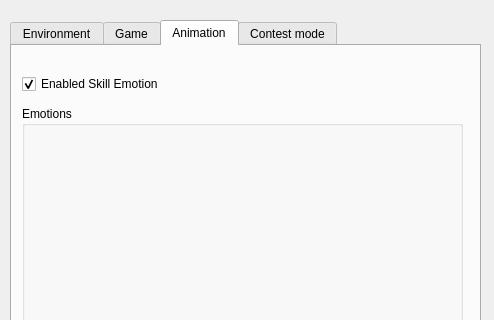
First picture: the form in src/dialog/configdialog.ui, repository wy19890204/Shuihusha, before the edit; both pictures show x 0 to 494 and y 0 to 320 of the 494 by 534 pixel window.
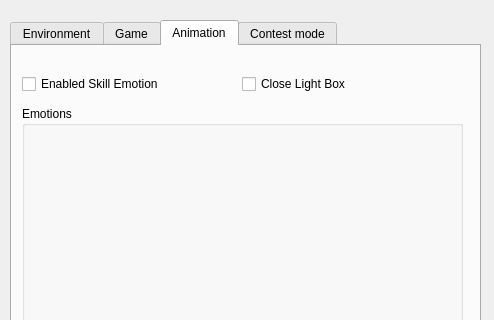
Second picture: the form after the edit. The open tabs and pages were chosen to show the change.

Diff of the .ui file:
```diff
--- a/src/dialog/configdialog.ui
+++ b/src/dialog/configdialog.ui
@@ -694,7 +694,7 @@
       <string>Enabled Skill Emotion</string>
      </property>
      <property name="checked">
-      <bool>true</bool>
+      <bool>false</bool>
      </property>
     </widget>
     <widget class="QGroupBox" name="emoGroupBox">
@@ -710,6 +710,22 @@
       <string>Emotions</string>
      </property>
     </widget>
+    <widget class="QCheckBox" name="closelightBox">
+     <property name="geometry">
+      <rect>
+       <x>230</x>
+       <y>30</y>
+       <width>151</width>
+       <height>16</height>
+      </rect>
+     </property>
+     <property name="text">
+      <string>Close Light Box</string>
+     </property>
+     <property name="checked">
+      <bool>false</bool>
+     </property>
+    </widget>
    </widget>
    <widget class="QWidget" name="tab">
     <attribute name="title">
```
Left out of the diff: 5 changed lines with no effect on the pictures.
